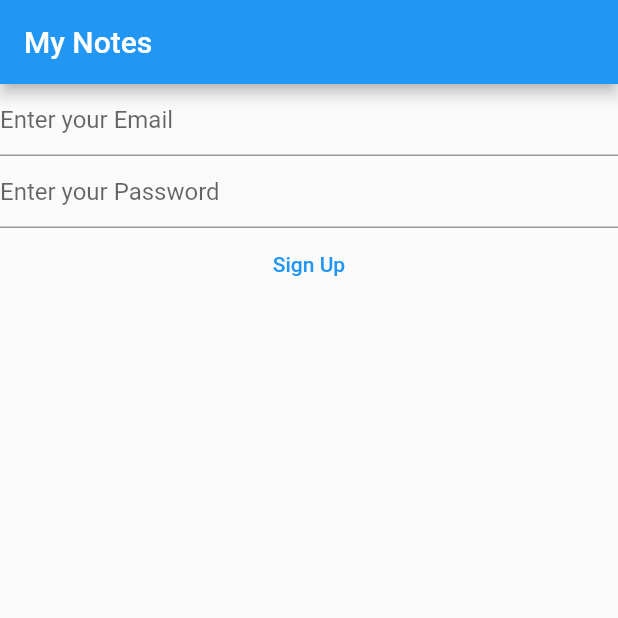
After one commit to rakshit087/mind-map, a Flutter app: the screen it shows after launch, on a phone screen of 412 x 824 dp, the top half of it. The commit adds this screen. Run offline on Flutter 3.47's test engine with Material 2 defaults, Android fonts, the phone set to English and light mode, and no system bars; our stand-ins replace firebase_auth, firebase_core; accounts and stored records are empty; generated files the repository leaves out were written again.

Commit message:
Added Register View

```diff
--- /dev/null
+++ b/mynotes/lib/views/register_view.dart
@@ -0,0 +1,88 @@
+import 'package:flutter/material.dart';
+import 'package:firebase_core/firebase_core.dart';
+import 'package:firebase_auth/firebase_auth.dart';
+
+import '../firebase_options.dart';
+
+class RegisterView extends StatefulWidget {
+  const RegisterView({super.key});
+
+  @override
+  State<RegisterView> createState() => _RegisterViewState();
+}
+
+class _RegisterViewState extends State<RegisterView> {
+  //Declare Variables
+  late final TextEditingController _email;
+  late final TextEditingController _password;
+
+  @override
+  void initState() {
+    //Give Value to Variables
+    _email = TextEditingController();
+    _password = TextEditingController();
+    super.initState();
+  }
+
+  @override
+  void dispose() {
+    _email.dispose();
+    _password.dispose();
+    super.dispose();
+  }
+
+  @override
+  Widget build(BuildContext context) {
+    return Scaffold(
+      appBar: AppBar(
+        title: const Text("My Notes"),
+      ),
+      body: FutureBuilder(
+        future: Firebase.initializeApp(
+            options: DefaultFirebaseOptions.currentPlatform),
+        builder: (context, snapshot) {
+          switch (snapshot.connectionState) {
+            case ConnectionState.done:
+              return Column(
+                children: [
+                  TextField(
+                    controller: _email,
+                    enableSuggestions: false,
+                    autocorrect: false,
+                    keyboardType: TextInputType.emailAddress,
+                    decoration: const InputDecoration(
+                      hintText: "Enter your Email",
+                    ),
+                  ),
+                  TextField(
+                    controller: _password,
+                    obscureText: true,
+                    enableSuggestions: false,
+                    autocorrect: false,
+                    decoration: const InputDecoration(
+                      hintText: "Enter your Password",
+                    ),
+                  ),
+                  Center(
+                    child: TextButton(
+                      onPressed: () async {
+                        final email = _email.text;
+                        final pass = _password.text;
+                        final userCredential = await FirebaseAuth.instance
+                            .createUserWithEmailAndPassword(
+                                email: email, password: pass);
+                        print(userCredential);
+                      },
+                      child: const Text("Sign Up"),
+                    ),
+                  ),
+                ],
+              );
+            default:
+              return const Text("Loading");
+          }
+        },
+      ),
+    );
+  }
+}
```
Also changed, not shown: mynotes/lib/main.dart (+3 -74 lines).
